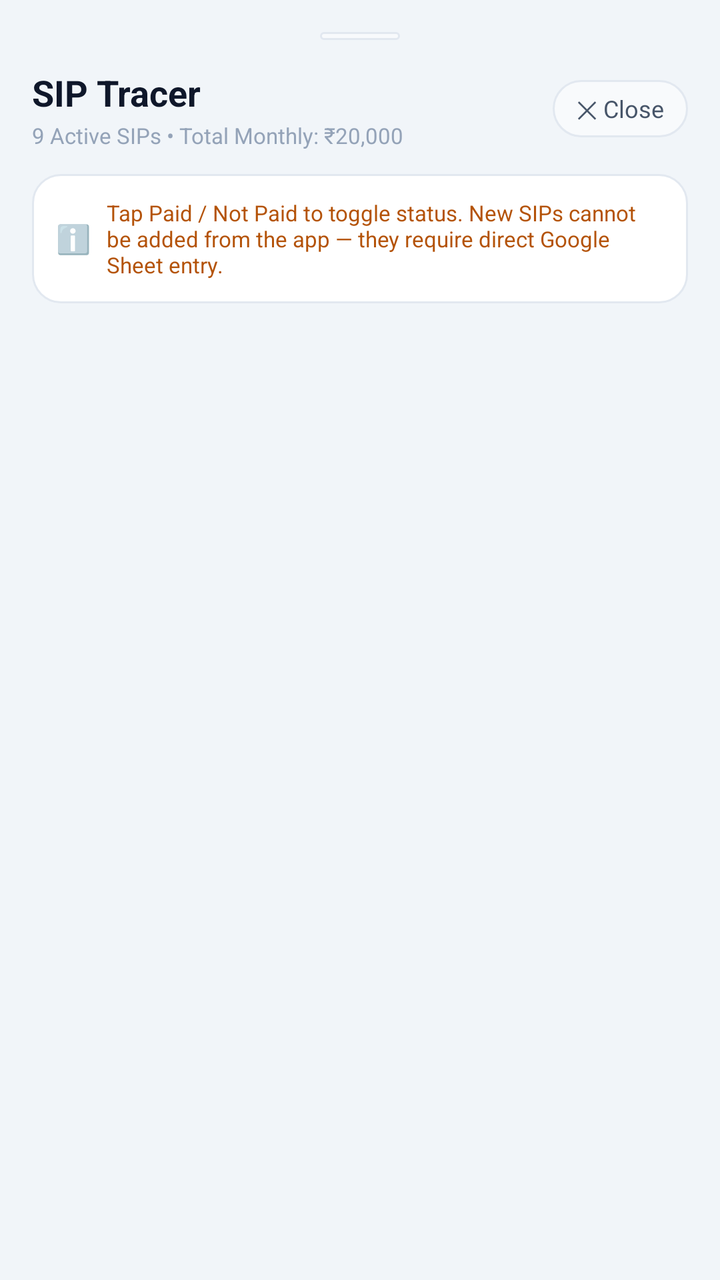
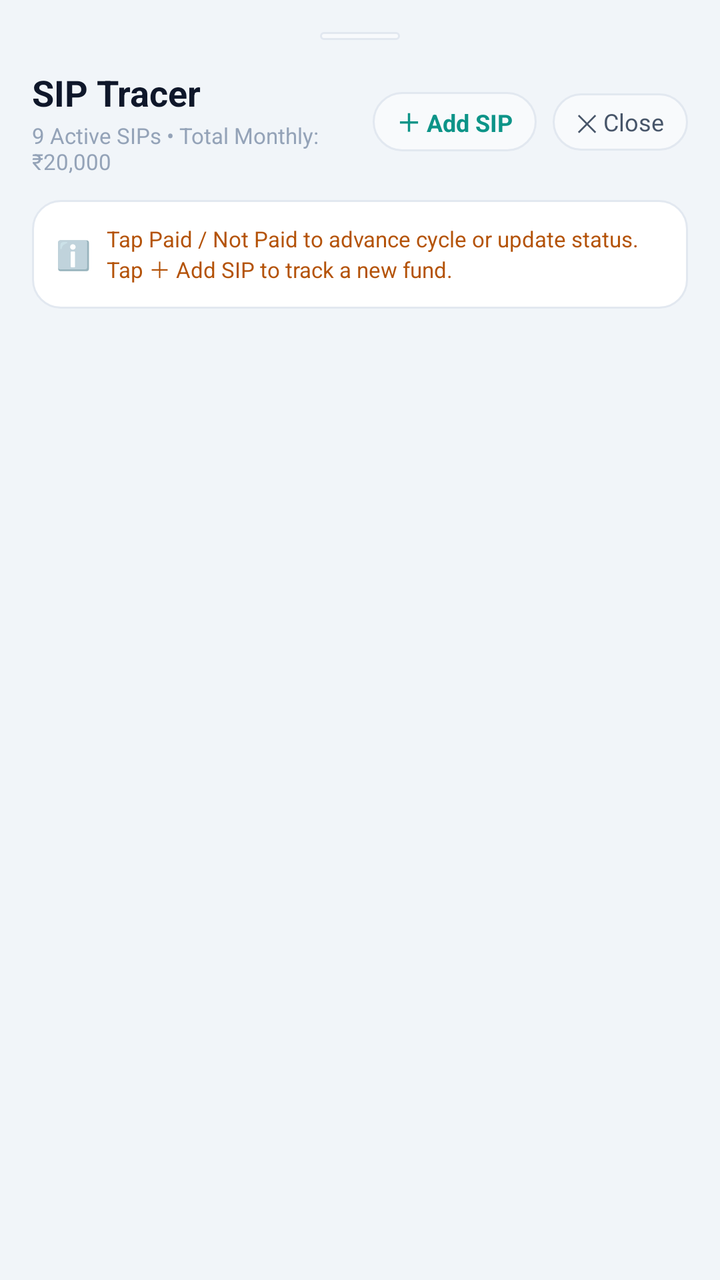

Before-and-after screenshots of an Android layout around one commit, followed by the original layout XML and the change that was made.
<!-- AndroidManifest.xml: application theme AppTheme -->
<!-- res/layout/dialog_sip_tracer.xml -->
<?xml version="1.0" encoding="utf-8"?>
<LinearLayout xmlns:android="http://schemas.android.com/apk/res/android"
    android:layout_width="match_parent"
    android:layout_height="match_parent"
    android:orientation="vertical"
    android:background="@color/bg_dark"
    android:padding="16dp">

    
    <View
        android:layout_width="40dp"
        android:layout_height="4dp"
        android:layout_gravity="center_horizontal"
        android:background="@drawable/bg_pill_dark"
        android:layout_marginBottom="14dp" />

    
    <LinearLayout
        android:layout_width="match_parent"
        android:layout_height="wrap_content"
        android:gravity="center_vertical"
        android:orientation="horizontal">

        <LinearLayout
            android:layout_width="0dp"
            android:layout_height="wrap_content"
            android:layout_weight="1"
            android:orientation="vertical">

            <TextView
                android:layout_width="wrap_content"
                android:layout_height="wrap_content"
                android:text="SIP Tracer"
                android:textColor="@color/text_primary"
                android:textSize="18sp"
                android:textStyle="bold" />

            <TextView
                android:id="@+id/tvSipSubtitle"
                android:layout_width="wrap_content"
                android:layout_height="wrap_content"
                android:layout_marginTop="2dp"
                android:text="9 Active SIPs • Total Monthly: ₹20,000"
                android:textColor="@color/text_muted"
                android:textSize="11sp" />
        </LinearLayout>

        <TextView
            android:id="@+id/btnSipClose"
            android:layout_width="wrap_content"
            android:layout_height="wrap_content"
            android:background="@drawable/bg_pill_dark"
            android:paddingStart="12dp"
            android:paddingEnd="12dp"
            android:paddingTop="6dp"
            android:paddingBottom="6dp"
            android:text="✕ Close"
            android:textColor="@color/text_secondary"
            android:textSize="12sp"
            android:clickable="true"
            android:focusable="true" />
    </LinearLayout>

    
    <LinearLayout
        android:layout_width="match_parent"
        android:layout_height="wrap_content"
        android:layout_marginTop="12dp"
        android:background="@drawable/bg_card"
        android:padding="12dp"
        android:orientation="horizontal"
        android:gravity="center_vertical">

        <TextView
            android:layout_width="wrap_content"
            android:layout_height="wrap_content"
            android:text="ℹ️"
            android:textSize="14sp"
            android:layout_marginEnd="8dp" />

        <TextView
            android:layout_width="0dp"
            android:layout_weight="1"
            android:layout_height="wrap_content"
            android:text="Tap Paid / Not Paid to toggle status. New SIPs cannot be added from the app — they require direct Google Sheet entry."
            android:textColor="@color/amber_gold"
            android:textSize="11sp" />
    </LinearLayout>

    
    <androidx.recyclerview.widget.RecyclerView
        android:id="@+id/rvSipList"
        android:layout_width="match_parent"
        android:layout_height="0dp"
        android:layout_weight="1"
        android:layout_marginTop="14dp"
        android:clipToPadding="false"
        android:paddingBottom="16dp" />

    <TextView
        android:id="@+id/tvEmptySips"
        android:layout_width="wrap_content"
        android:layout_height="wrap_content"
        android:layout_gravity="center"
        android:layout_marginTop="40dp"
        android:text="No SIP records found."
        android:textColor="@color/text_muted"
        android:textSize="13sp"
        android:visibility="gone" />

</LinearLayout>
<!-- resources referenced by this layout -->
<resources>
  <color name="amber_gold">#B45309</color>
  <color name="bg_dark">#F1F5F9</color>
  <color name="text_muted">#94A3B8</color>
  <color name="text_primary">#0F172A</color>
  <color name="text_secondary">#475569</color>
  <!-- drawable bg_card (drawable) -->
  <?xml version="1.0" encoding="utf-8"?>
  <shape xmlns:android="http://schemas.android.com/apk/res/android"
      android:shape="rectangle">
      <solid android:color="@color/bg_card" />
      <corners android:radius="14dp" />
      <stroke
          android:width="1dp"
          android:color="@color/border_dark" />
  </shape>
  <!-- drawable bg_pill_dark (drawable) -->
  <?xml version="1.0" encoding="utf-8"?>
  <shape xmlns:android="http://schemas.android.com/apk/res/android"
      android:shape="rectangle">
      <solid android:color="@color/bg_card_secondary" />
      <corners android:radius="20dp" />
      <stroke
          android:width="1dp"
          android:color="@color/border_dark" />
  </shape>
  <style name="AppTheme" parent="Theme.MaterialComponents.DayNight.NoActionBar">
          <item name="colorPrimary">@color/colorPrimary</item>
          <item name="colorPrimaryDark">@color/colorPrimaryDark</item>
          <item name="colorAccent">@color/colorAccent</item>
          <item name="android:windowBackground">@color/bg_dark</item>
          <item name="android:statusBarColor">@color/bg_dark</item>
          <item name="android:navigationBarColor">@color/nav_bottom_bg</item>
          <item name="android:textColorPrimary">@color/text_primary</item>
          <item name="android:textColorSecondary">@color/text_secondary</item>
          <item name="android:windowLightStatusBar">true</item>
          <item name="bottomSheetDialogTheme">@style/FinMngrBottomSheetDialogTheme</item>
      </style>
  <color name="bg_card">#FFFFFF</color>
  <color name="border_dark">#E2E8F0</color>
  <color name="bg_card_secondary">#F8FAFC</color>
  <color name="colorPrimary">#0D9488</color>
  <color name="colorPrimaryDark">#E2E8F0</color>
  <color name="colorAccent">#0D9488</color>
  <color name="nav_bottom_bg">#FFFFFF</color>
  <style name="FinMngrBottomSheetDialogTheme" parent="ThemeOverlay.MaterialComponents.BottomSheetDialog">
          <item name="bottomSheetStyle">@style/FinMngrBottomSheetModal</item>
          <item name="android:windowBackground">@android:color/transparent</item>
          <item name="android:colorBackground">@android:color/transparent</item>
          <item name="android:windowIsFloating">false</item>
      </style>
  <style name="FinMngrBottomSheetModal" parent="Widget.MaterialComponents.BottomSheet.Modal">
          <item name="android:background">@android:color/transparent</item>
          <item name="android:backgroundTint">@android:color/transparent</item>
          <item name="backgroundTint">@android:color/transparent</item>
          <item name="shapeAppearance">@null</item>
          <item name="shapeAppearanceOverlay">@null</item>
      </style>
</resources>

<!-- the commit's change to res/layout/dialog_sip_tracer.xml (unified diff, before → after) -->
@@ -46,6 +46,23 @@
         </LinearLayout>
 
         <TextView
+            android:id="@+id/btnAddSip"
+            android:layout_width="wrap_content"
+            android:layout_height="wrap_content"
+            android:background="@drawable/bg_pill_dark"
+            android:paddingStart="12dp"
+            android:paddingEnd="12dp"
+            android:paddingTop="6dp"
+            android:paddingBottom="6dp"
+            android:layout_marginEnd="8dp"
+            android:text="＋ Add SIP"
+            android:textColor="@color/colorPrimary"
+            android:textSize="12sp"
+            android:textStyle="bold"
+            android:clickable="true"
+            android:focusable="true" />
+
+        <TextView
             android:id="@+id/btnSipClose"
             android:layout_width="wrap_content"
             android:layout_height="wrap_content"
@@ -82,7 +99,7 @@
             android:layout_width="0dp"
             android:layout_weight="1"
             android:layout_height="wrap_content"
-            android:text="Tap Paid / Not Paid to toggle status. New SIPs cannot be added from the app — they require direct Google Sheet entry."
+            android:text="Tap Paid / Not Paid to advance cycle or update status. Tap ＋ Add SIP to track a new fund."
             android:textColor="@color/amber_gold"
             android:textSize="11sp" />
     </LinearLayout>
